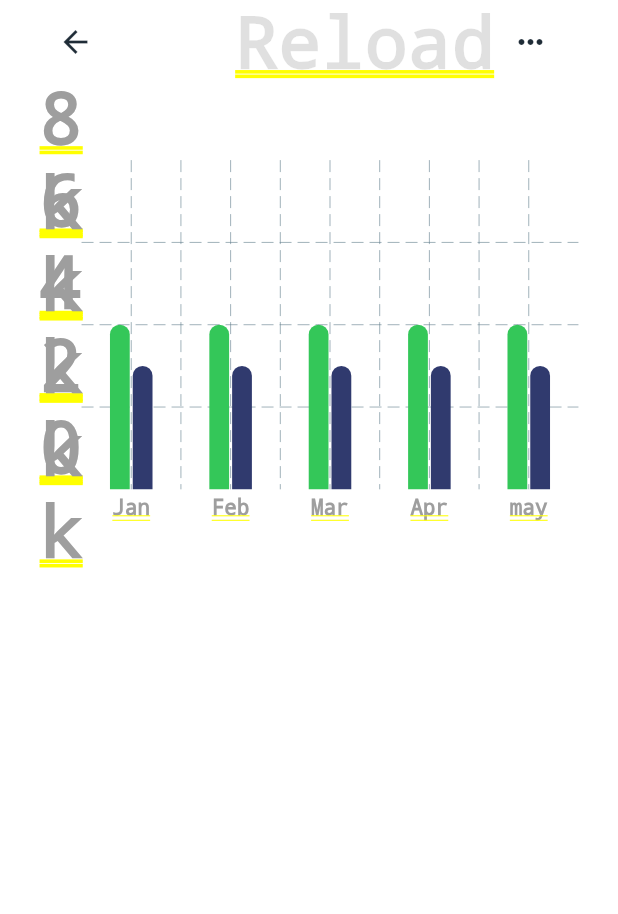
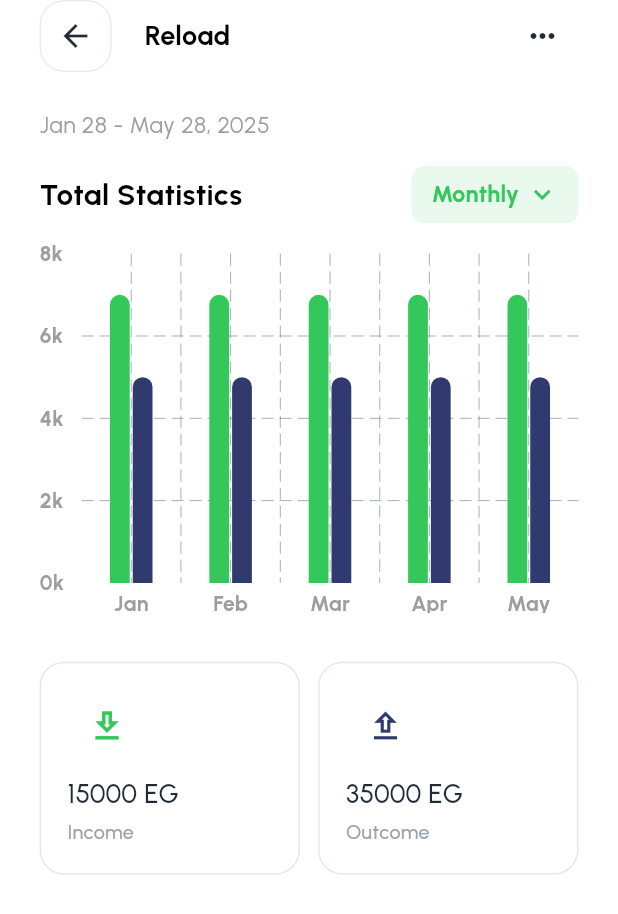
Before and after one commit to SalahHassan202/finance_ui_flutter, a Flutter app: the StatisticsScreen screen opened by its route, on a phone screen of 412 x 824 dp. Shown: the top 914 px of the screen. Run offline on Flutter 3.47's test engine with Material 3 defaults, Android fonts, the phone set to English and light mode, and no system bars; drawn by our look-alikes of fl_chart; our stand-ins replace carousel_slider, dots_indicator, flutter_screenutil, flutter_svg, go_router, pin_code_fields.

Commit message:
Complete statistics page UI

```diff
--- a/lib/features/statistics/statistics_screen.dart
+++ b/lib/features/statistics/statistics_screen.dart
@@ -1,8 +1,10 @@
 import 'package:finance_ui_flutter/core/styling/app_colors.dart';
+import 'package:finance_ui_flutter/core/styling/app_styles.dart';
 import 'package:finance_ui_flutter/core/widgets/spacing_widgets.dart';
 import 'package:fl_chart/fl_chart.dart';
 import 'package:flutter/material.dart';
 import 'package:flutter_screenutil/flutter_screenutil.dart';
+import 'package:go_router/go_router.dart';
 
 class StatisticsScreen extends StatefulWidget {
   const StatisticsScreen({super.key});
@@ -12,22 +14,73 @@ class StatisticsScreen extends StatefulWidget {
 }
 
 class _StatisticsScreenState extends State<StatisticsScreen> {
+  Widget _buildFinancialContainer({
+    required IconData icon,
+    required Color iconColor,
+    required String amount,
+    required String title,
+    required Color containerColor,
+  }) {
+    return Container(
+      width: 158.w,
+      height: 140.h,
+      padding: EdgeInsets.all(16.sp),
+      decoration: BoxDecoration(
+        color: containerColor,
+        borderRadius: BorderRadius.circular(16.r),
+        border: Border.all(color: const Color(0xffE3E9ED), width: 1),
+      ),
+      child: Column(
+        crossAxisAlignment: CrossAxisAlignment.start,
+        children: [
+          Container(
+            width: 48.w,
+            height: 48.h,
+            decoration: BoxDecoration(
+              color: AppColors.whiteColor,
+              borderRadius: BorderRadius.circular(16.r),
+            ),
+            child: Icon(icon, size: 24.sp, color: iconColor),
+          ),
+          const HeightSpace(8),
+          Text(
+            amount,
+            style: AppStyles.black16w500Style.copyWith(
+              color: AppColors.blackColor,
+            ),
+          ),
+          const HeightSpace(4),
+          Text(title, style: AppStyles.grey12MediumStyle),
+        ],
+      ),
+    );
+  }
+
   @override
   Widget build(BuildContext context) {
-    return SafeArea(
+    return Scaffold(
+      body: SafeArea(
+        child: SingleChildScrollView(
           child: Padding(
             padding: EdgeInsets.symmetric(horizontal: 24.sp),
             child: Column(
+              crossAxisAlignment: CrossAxisAlignment.start,
               children: [
                 Row(
+                  mainAxisAlignment: MainAxisAlignment.spaceBetween,
                   children: [
-                Container(
+                    InkWell(
+                      onTap: () => context.pop(),
+                      child: Container(
                         width: 48,
                         height: 48,
                         decoration: BoxDecoration(
-                    color: AppColors.whiteColor,
-
-                    borderRadius: BorderRadius.circular(0),
+                          color: Colors.transparent,
+                          borderRadius: BorderRadius.circular(16.r),
+                          border: Border.all(
+                            color: const Color(0xffE8ECF4),
+                            width: 1,
+                          ),
                         ),
                         child: Icon(
                           Icons.arrow_back,
@@ -35,20 +88,22 @@ class _StatisticsScreenState extends State<StatisticsScreen> {
                           color: AppColors.blackColor,
                         ),
                       ),
-                const WidthSpace(75),
-                Text(
+                    ),
+                    const WidthSpace(20),
+                    const Text(
                       "Reload",
                       style: TextStyle(
                         fontWeight: FontWeight.bold,
-                    color: Colors.black12,
+                        color: Colors.black,
+                        fontSize: 18,
                       ),
                     ),
+                    const Spacer(),
                     Container(
                       width: 48,
                       height: 48,
                       decoration: BoxDecoration(
                         color: AppColors.whiteColor,
-
                         borderRadius: BorderRadius.circular(0),
                       ),
                       child: Icon(
@@ -59,13 +114,54 @@ class _StatisticsScreenState extends State<StatisticsScreen> {
                     ),
                   ],
                 ),
-            HeightSpace(50),
+                const HeightSpace(24),
+                Text(
+                  "Jan 28 - May 28, 2025",
+                  style: AppStyles.subtitlesStyles.copyWith(
+                    fontSize: 14.sp,
+                    color: Colors.grey,
+                  ),
+                ),
+                const HeightSpace(16),
+                Row(
+                  mainAxisAlignment: MainAxisAlignment.spaceBetween,
+                  children: [
+                    Text("Total Statistics", style: AppStyles.black18BoldStyle),
+                    Container(
+                      padding: EdgeInsets.symmetric(
+                        horizontal: 12.w,
+                        vertical: 8.h,
+                      ),
+                      decoration: BoxDecoration(
+                        color: AppColors.primaryColor.withOpacity(0.1),
+                        borderRadius: BorderRadius.circular(8.r),
+                      ),
+                      child: Row(
+                        children: [
+                          Text(
+                            "Monthly",
+                            style: AppStyles.black15BoldStyle.copyWith(
+                              color: AppColors.primaryColor,
+                              fontSize: 14.sp,
+                            ),
+                          ),
+                          const WidthSpace(4),
+                          Icon(
+                            Icons.keyboard_arrow_down,
+                            size: 20.sp,
+                            color: AppColors.primaryColor,
+                          ),
+                        ],
+                      ),
+                    ),
+                  ],
+                ),
+                const HeightSpace(20),
                 SizedBox(
                   height: 236.h,
                   width: double.infinity,
                   child: BarChart(
                     BarChartData(
-                  //   barTouchData: barTouchData,
                       titlesData: titlesData,
                       borderData: borderData,
                       barGroups: barGroups,
@@ -75,7 +171,30 @@ class _StatisticsScreenState extends State<StatisticsScreen> {
                     ),
                   ),
                 ),
+                const HeightSpace(32),
+                Row(
+                  mainAxisAlignment: MainAxisAlignment.spaceBetween,
+                  children: [
+                    _buildFinancialContainer(
+                      icon: Icons.download_outlined,
+                      iconColor: AppColors.primaryColor,
+                      amount: "15000 EG",
+                      title: "Income",
+                      containerColor: AppColors.whiteColor,
+                    ),
+                    _buildFinancialContainer(
+                      icon: Icons.upload_outlined,
+                      iconColor: AppColors.incomeColor,
+                      amount: "35000 EG",
+                      title: "Outcome",
+                      containerColor: AppColors.whiteColor,
+                    ),
                   ],
+                ),
+                const HeightSpace(20),
+              ],
+            ),
+          ),
         ),
       ),
     );
@@ -102,10 +221,10 @@ class _StatisticsScreenState extends State<StatisticsScreen> {
         text = 'Apr';
         break;
       case 4:
-        text = 'may';
+        text = 'May';
         break;
       case 5:
-        text = 'jan';
+        text = 'Jun';
         break;
       default:
         text = '';
@@ -124,7 +243,7 @@ class _StatisticsScreenState extends State<StatisticsScreen> {
       sideTitles: SideTitles(
         showTitles: true,
         reservedSize: 20,
-        interval: 2,
+        interval: 1,
         getTitlesWidget: getTitles,
       ),
     ),
@@ -143,15 +262,13 @@ class _StatisticsScreenState extends State<StatisticsScreen> {
     rightTitles: const AxisTitles(sideTitles: SideTitles(showTitles: false)),
   );
 
-  FlBorderData get borderData => FlBorderData(show: false);
-
   List<BarChartGroupData> get barGroups => [
     for (int i = 0; i < 5; i++)
       BarChartGroupData(
         x: i,
         barRods: [
           BarChartRodData(
-            toY: 4,
+            toY: 7,
             color: AppColors.primaryColor,
             width: 12.w,
             borderRadius: BorderRadius.only(
@@ -160,8 +277,8 @@ class _StatisticsScreenState extends State<StatisticsScreen> {
             ),
           ),
           BarChartRodData(
-            toY: 3,
-            color: Color(0xff303A6E),
+            toY: 5,
+            color: AppColors.incomeColor,
             width: 12.w,
             borderRadius: BorderRadius.only(
               topRight: Radius.circular(8.r),
@@ -171,4 +288,6 @@ class _StatisticsScreenState extends State<StatisticsScreen> {
         ],
       ),
   ];
+
+  FlBorderData get borderData => FlBorderData(show: false);
 }
```
Lines whose indentation alone changed are shown as unchanged.
